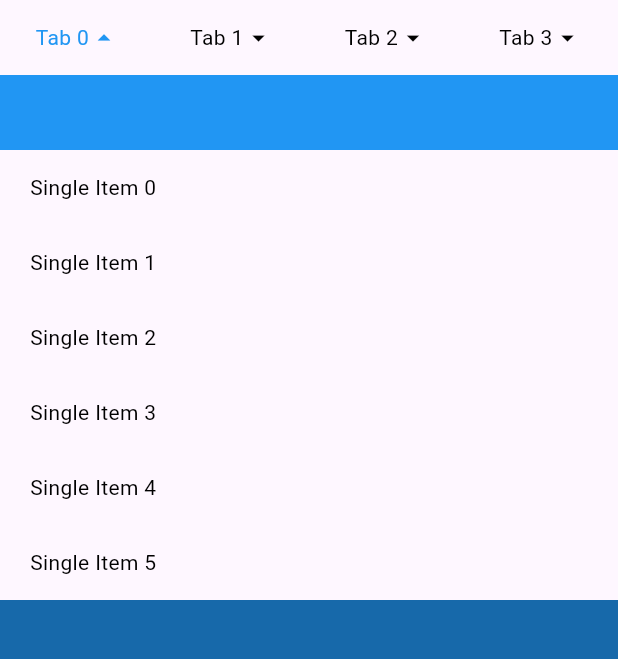
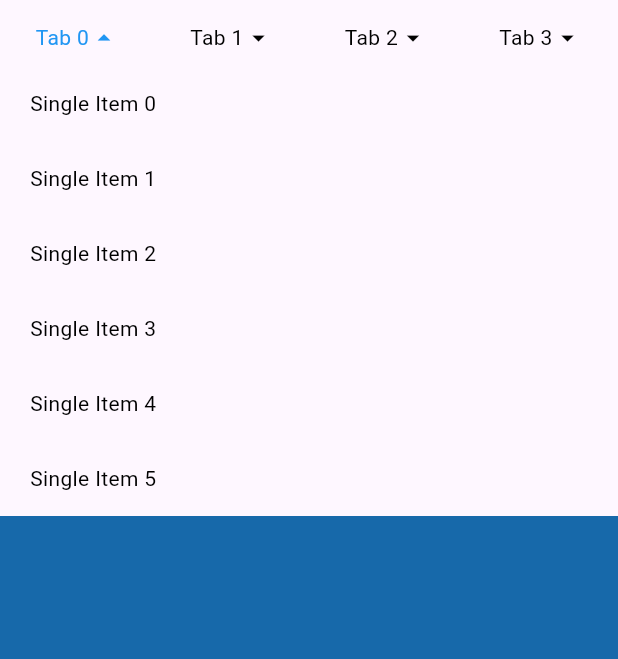
Before and after one commit to windows7lake/ll_dropdown_menu, a Flutter app: the DropDownDemo1 screen opened directly, after a tap on an icon or button, on a phone screen of 412 x 824 dp, the part 84-743 px from its top. Run offline on Flutter 3.47's test engine with Material 2 defaults, Android fonts, the phone set to English and light mode, and no system bars.

Commit message:
fixed: DropDownController arguments fixed

```diff
--- a/example/lib/drop_down_demo1.dart
+++ b/example/lib/drop_down_demo1.dart
@@ -85,7 +85,7 @@ class _DropDownDemoState extends State<DropDownDemo1>
               activeIcon: const Icon(Icons.arrow_drop_up),
             ),
           ),
-          viewOffsetY: MediaQuery.of(context).padding.top + 106,
+          viewOffsetY: MediaQuery.of(context).padding.top + 50,
           viewBuilders: [
             DropDownViewBuilder(
               height: 300,
--- a/lib/dropdown/drop_down_controller.dart
+++ b/lib/dropdown/drop_down_controller.dart
@@ -31,9 +31,9 @@ class DropDownController extends ChangeNotifier {
   }
 
   /// Used to toggle DropDownView.
-  void toggle(int index, {double? offsetY}) {
+  void toggle(int index, {String? text, double? offsetY}) {
     if (isExpand && headerIndex == index) {
-      hide();
+      hide(index: index, text: text);
     } else {
       show(index, offsetY: offsetY);
     }
```
Also changed, not shown: lib/dropdown/drop_down_grid_view.dart (+0 -8 lines), pubspec.yaml (+1 -36 lines).
